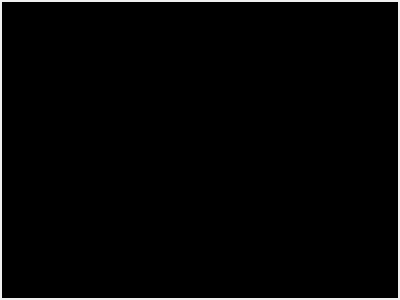
Above: branches/vlc-record-inc/cplayer.ui from code-google-com/vlc-record before the change. Below: the same form after it.
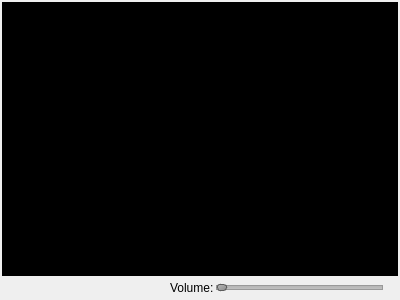
That is the form after the change.

What changed in the file:
```diff
--- a/branches/vlc-record-inc/cplayer.ui
+++ b/branches/vlc-record-inc/cplayer.ui
@@ -13,7 +13,7 @@
   <property name="windowTitle">
    <string>Form</string>
   </property>
-  <layout class="QVBoxLayout" name="verticalLayout">
+  <layout class="QVBoxLayout" name="verticalLayout" stretch="9,1">
    <property name="spacing">
     <number>2</number>
    </property>
@@ -38,6 +38,65 @@
      </property>
     </widget>
    </item>
+   <item>
+    <layout class="QHBoxLayout" name="horizontalLayout">
+     <property name="rightMargin">
+      <number>15</number>
+     </property>
+     <item>
+      <spacer name="horizontalSpacer">
+       <property name="orientation">
+        <enum>Qt::Horizontal</enum>
+       </property>
+       <property name="sizeHint" stdset="0">
+        <size>
+         <width>40</width>
+         <height>20</height>
+        </size>
+       </property>
+      </spacer>
+     </item>
+     <item>
+      <widget class="QLabel" name="label">
+       <property name="text">
+        <string>Volume:</string>
+       </property>
+      </widget>
+     </item>
+     <item>
+      <widget class="QSlider" name="volSlider">
+       <property name="styleSheet">
+        <string notr="true">QSlider::groove:horizontal {
+     border: 1px solid #999999;
+     height: 3px; /* the groove expands to the size of the slider by default. by giving it a height, it has a fixed size */
+     background: qlineargradient(x1:0, y1:0, x2:0, y2:1, stop:0 #B1B1B1, stop:1 #c4c4c4);
+     margin: 2px 0;
+ }
+
+ QSlider::handle:horizontal {
+     background: qlineargradient(x1:0, y1:0, x2:1, y2:1, stop:0 #b4b4b4, stop:1 #8f8f8f);
+     border: 1px solid #5c5c5c;
+     width: 8px;
+     margin: -2px 0; /* handle is placed by default on the contents rect of the groove. Expand outside the groove */
+     border-radius: 3px;
+ }</string>
+       </property>
+       <property name="maximum">
+        <number>100</number>
+       </property>
+       <property name="orientation">
+        <enum>Qt::Horizontal</enum>
+       </property>
+       <property name="invertedControls">
+        <bool>false</bool>
+       </property>
+       <property name="tickPosition">
+        <enum>QSlider::NoTicks</enum>
+       </property>
+      </widget>
+     </item>
+    </layout>
+   </item>
   </layout>
  </widget>
  <resources/>
```
